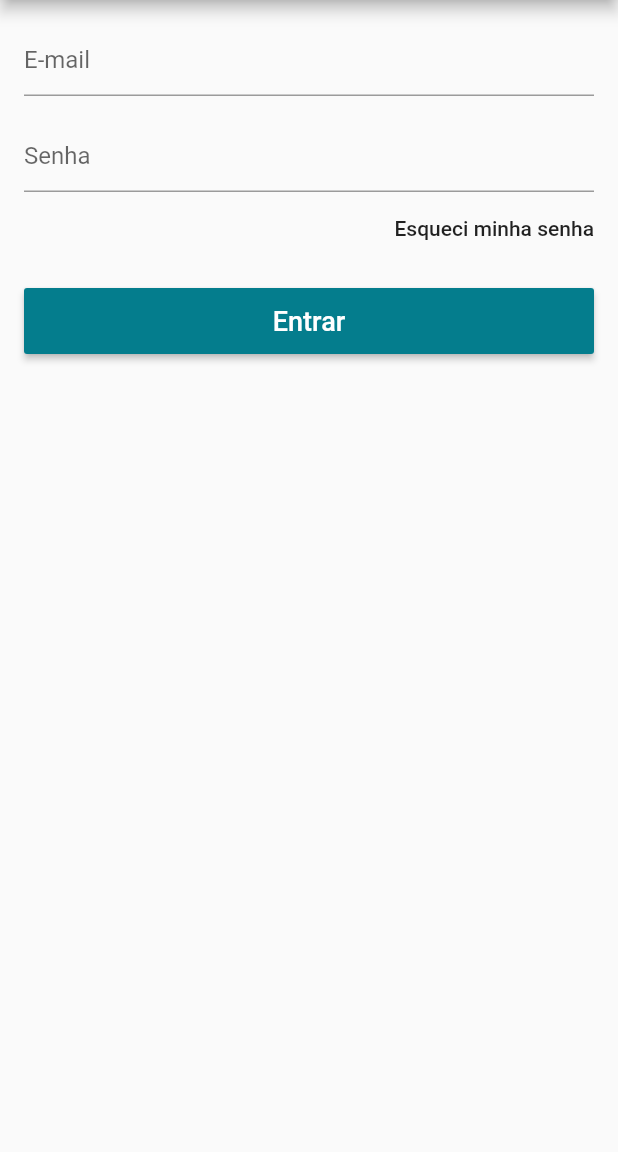
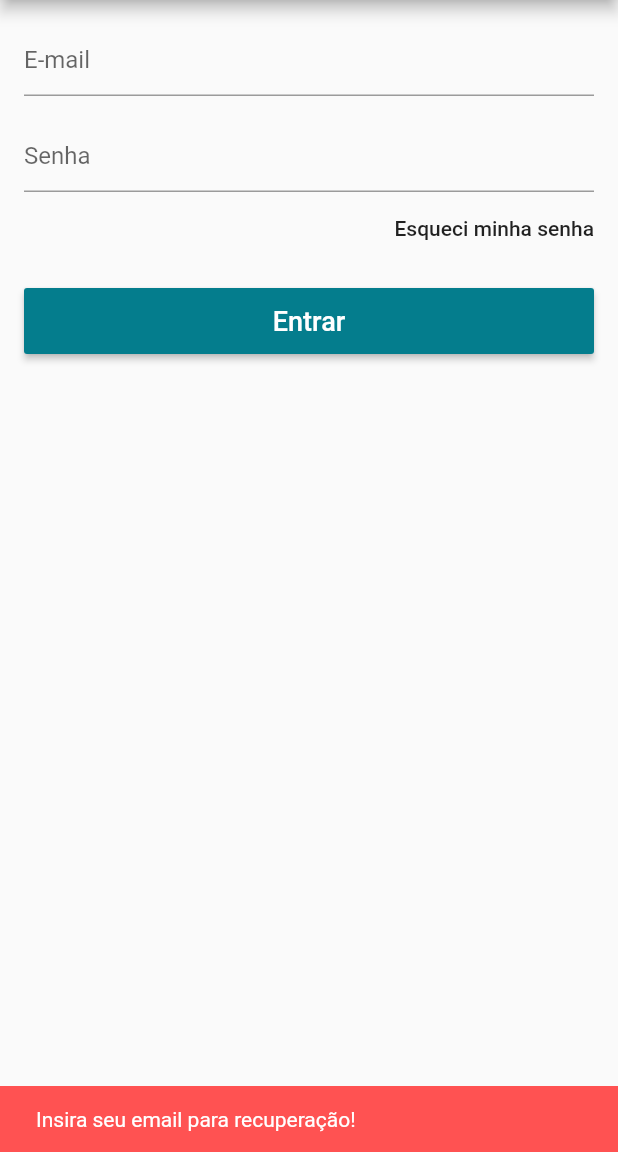
Before and after one commit to Eduardo-XavierPaula/Loja-Virtual, a Flutter app: the LoginScreen screen opened directly, after a tap on "Esqueci minha senha", on a phone screen of 412 x 824 dp, the part 84-1236 px from its top. Run offline on Flutter 3.47's test engine with Material 2 defaults, Android fonts, the phone set to English and light mode, and no system bars; our stand-ins replace carousel_pro, cloud_firestore, firebase_auth, transparent_image; accounts and stored records are empty.

Commit message:
Finalizando login
cadastro finalizado
login finalizado
recuperação de senha finalizada

```diff
--- a/lib/screens/login_screen.dart
+++ b/lib/screens/login_screen.dart
@@ -3,12 +3,22 @@ import 'package:loja_virtual/models/user_model.dart';
 import 'package:loja_virtual/screens/signup_screen.dart';
 import 'package:scoped_model/scoped_model.dart';
 
-class LoginScreen extends StatelessWidget {
+class LoginScreen extends StatefulWidget {
+  @override
+  _LoginScreenState createState() => _LoginScreenState();
+}
+
+class _LoginScreenState extends State<LoginScreen> {
+  final _emailController = TextEditingController();
+  final _passController = TextEditingController();
+
+  final _scaffoldKey = GlobalKey<ScaffoldState>();
   final _formKey = GlobalKey<FormState>();
 
   @override
   Widget build(BuildContext context) {
     return Scaffold(
+        key: _scaffoldKey,
         appBar: AppBar(title: Text("Entrar"), centerTitle: true, actions: [
           FlatButton(
               child: Text(
@@ -23,14 +33,17 @@ class LoginScreen extends StatelessWidget {
         ]),
         body: ScopedModelDescendant<UserModel>(
           builder: (context, child, model) {
-            if(model.isLoading)
-              return Center(child: CircularProgressIndicator(),);
+            if (model.isLoading)
+              return Center(
+                child: CircularProgressIndicator(),
+              );
             return Form(
               key: _formKey,
               child: ListView(
                 padding: EdgeInsets.all(16.0),
                 children: [
                   TextFormField(
+                    controller: _emailController,
                     decoration: InputDecoration(hintText: "E-mail"),
                     keyboardType: TextInputType.emailAddress,
                     validator: (text) {
@@ -40,6 +53,7 @@ class LoginScreen extends StatelessWidget {
                   ),
                   SizedBox(height: 16.0),
                   TextFormField(
+                    controller: _passController,
                     decoration: InputDecoration(hintText: "Senha"),
                     obscureText: true,
                     validator: (text) {
@@ -50,7 +64,23 @@ class LoginScreen extends StatelessWidget {
                   Align(
                       alignment: Alignment.centerRight,
                       child: FlatButton(
-                          onPressed: () {},
+                          onPressed: () {
+                            if (_emailController.text.isEmpty)
+                              _scaffoldKey.currentState.showSnackBar(SnackBar(
+                                content:
+                                    Text("Insira seu email para recuperação!"),
+                                backgroundColor: Colors.redAccent,
+                                duration: Duration(seconds: 2),
+                              ));
+                            else {
+                              model.recoverPass(_emailController.text);
+                              _scaffoldKey.currentState.showSnackBar(SnackBar(
+                                content: Text("Confira o seu email!"),
+                                backgroundColor: Theme.of(context).primaryColor,
+                                duration: Duration(seconds: 2),
+                              ));
+                            }
+                          },
                           child: Text(
                             "Esqueci minha senha",
                             textAlign: TextAlign.right,
@@ -65,7 +95,11 @@ class LoginScreen extends StatelessWidget {
                         color: Theme.of(context).primaryColor,
                         onPressed: () {
                           if (_formKey.currentState.validate()) {}
-                          model.signIn();
+                          model.signIn(
+                              email: _emailController.text,
+                              pass: _passController.text,
+                              onSuccess: _onSuccess,
+                              onFail: _onFail);
                         },
                       )),
                 ],
@@ -74,4 +108,16 @@ class LoginScreen extends StatelessWidget {
           },
         ));
   }
+
+  void _onSuccess() {
+    Navigator.of(context).pop();
+  }
+
+  void _onFail() {
+    _scaffoldKey.currentState.showSnackBar(SnackBar(
+      content: Text("Falha ao entrar!"),
+      backgroundColor: Colors.redAccent,
+      duration: Duration(seconds: 2),
+    ));
+  }
 }
```
Also changed, not shown: lib/models/user_model.dart (+59 -8 lines), lib/screens/signup_screen.dart (+23 -2 lines), lib/widgets/custom_drawer.dart (+26 -14 lines).
